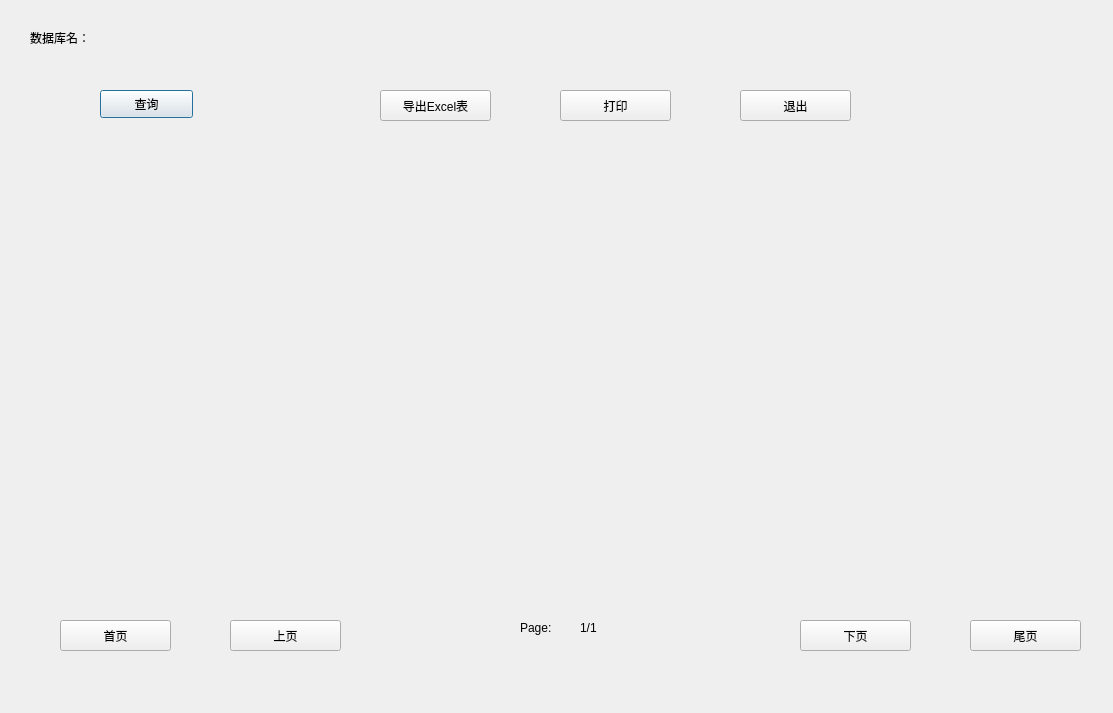
Old version of the form UI_ProductionData.ui in the repository FSPengchen/Steel_FixdLengthSystem.
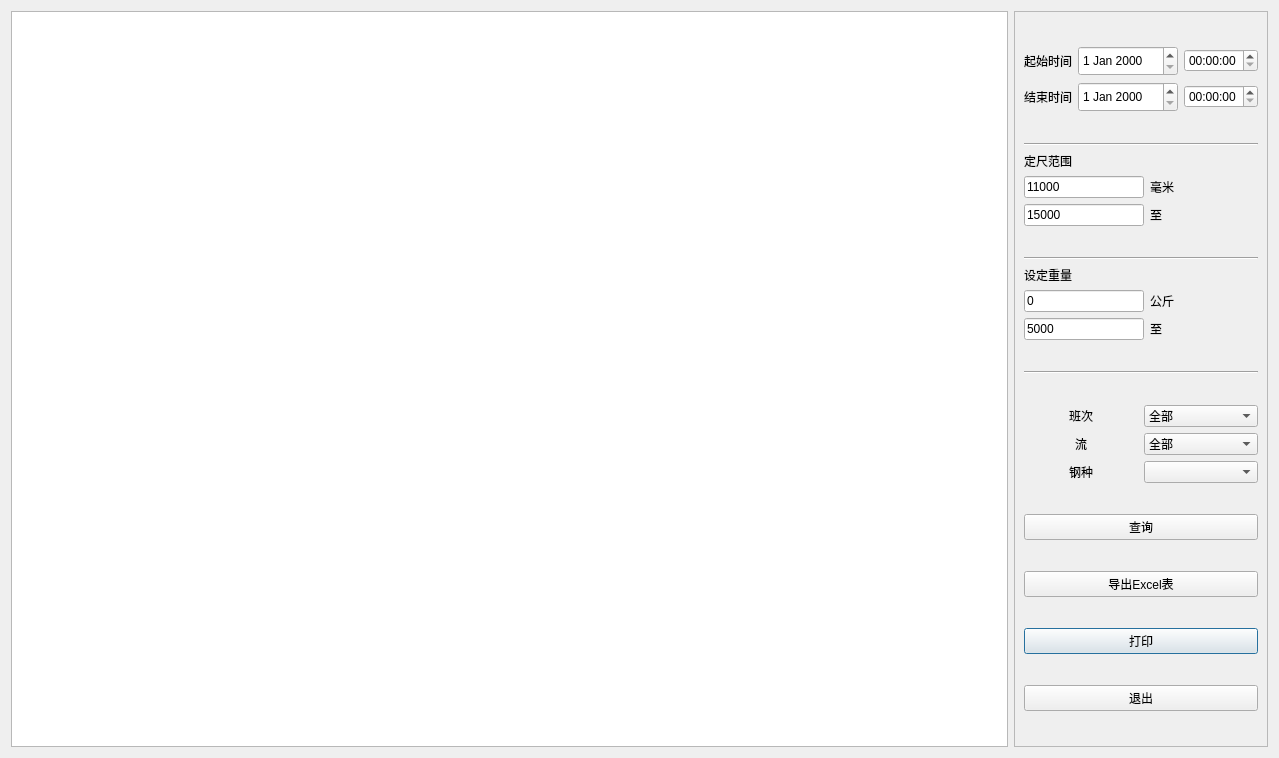
New version of the form.

```diff
--- a/UI_ProductionData.ui
+++ b/UI_ProductionData.ui
@@ -6,156 +6,412 @@
    <rect>
     <x>0</x>
     <y>0</y>
-    <width>1113</width>
-    <height>713</height>
+    <width>1279</width>
+    <height>758</height>
    </rect>
   </property>
   <property name="windowTitle">
    <string>生产数据管理对话框</string>
   </property>
-  <widget class="QLabel" name="label">
-   <property name="geometry">
-    <rect>
-     <x>30</x>
-     <y>30</y>
-     <width>72</width>
-     <height>15</height>
-    </rect>
-   </property>
-   <property name="text">
-    <string>数据库名：</string>
-   </property>
-  </widget>
-  <widget class="QPushButton" name="Btn_Query">
-   <property name="geometry">
-    <rect>
-     <x>100</x>
-     <y>90</y>
-     <width>93</width>
-     <height>28</height>
-    </rect>
-   </property>
-   <property name="text">
-    <string>查询</string>
-   </property>
-  </widget>
-  <widget class="QPushButton" name="pushButton_2">
-   <property name="geometry">
-    <rect>
-     <x>380</x>
-     <y>90</y>
-     <width>111</width>
-     <height>31</height>
-    </rect>
-   </property>
-   <property name="text">
-    <string>导出Excel表</string>
-   </property>
-  </widget>
-  <widget class="QPushButton" name="pushButton_3">
-   <property name="geometry">
-    <rect>
-     <x>560</x>
-     <y>90</y>
-     <width>111</width>
-     <height>31</height>
-    </rect>
-   </property>
-   <property name="text">
-    <string>打印</string>
-   </property>
-  </widget>
-  <widget class="QPushButton" name="Btn_Exit">
-   <property name="geometry">
-    <rect>
-     <x>740</x>
-     <y>90</y>
-     <width>111</width>
-     <height>31</height>
-    </rect>
-   </property>
-   <property name="text">
-    <string>退出</string>
-   </property>
-  </widget>
-  <widget class="QPushButton" name="pushButton_5">
-   <property name="geometry">
-    <rect>
-     <x>800</x>
-     <y>620</y>
-     <width>111</width>
-     <height>31</height>
-    </rect>
-   </property>
-   <property name="text">
-    <string>下页</string>
-   </property>
-  </widget>
-  <widget class="QPushButton" name="pushButton_6">
-   <property name="geometry">
-    <rect>
-     <x>970</x>
-     <y>620</y>
-     <width>111</width>
-     <height>31</height>
-    </rect>
-   </property>
-   <property name="text">
-    <string>尾页</string>
-   </property>
-  </widget>
-  <widget class="QPushButton" name="pushButton_7">
-   <property name="geometry">
-    <rect>
-     <x>230</x>
-     <y>620</y>
-     <width>111</width>
-     <height>31</height>
-    </rect>
-   </property>
-   <property name="text">
-    <string>上页</string>
-   </property>
-  </widget>
-  <widget class="QPushButton" name="pushButton_8">
-   <property name="geometry">
-    <rect>
-     <x>60</x>
-     <y>620</y>
-     <width>111</width>
-     <height>31</height>
-    </rect>
-   </property>
-   <property name="text">
-    <string>首页</string>
-   </property>
-  </widget>
-  <widget class="QLabel" name="label_2">
-   <property name="geometry">
-    <rect>
-     <x>520</x>
-     <y>620</y>
-     <width>51</width>
-     <height>16</height>
-    </rect>
-   </property>
-   <property name="text">
-    <string>Page:</string>
-   </property>
-  </widget>
-  <widget class="QLabel" name="label_3">
-   <property name="geometry">
-    <rect>
-     <x>580</x>
-     <y>620</y>
-     <width>41</width>
-     <height>16</height>
-    </rect>
-   </property>
-   <property name="text">
-    <string>1/1</string>
-   </property>
-  </widget>
+  <layout class="QHBoxLayout" name="horizontalLayout_2">
+   <item>
+    <layout class="QHBoxLayout" name="horizontalLayout">
+     <item>
+      <widget class="QTableWidget" name="TaW_ProductionData">
+       <property name="sizePolicy">
+        <sizepolicy hsizetype="Expanding" vsizetype="Expanding">
+         <horstretch>5</horstretch>
+         <verstretch>0</verstretch>
+        </sizepolicy>
+       </property>
+      </widget>
+     </item>
+     <item>
+      <widget class="QFrame" name="frame">
+       <property name="sizePolicy">
+        <sizepolicy hsizetype="Preferred" vsizetype="Preferred">
+         <horstretch>1</horstretch>
+         <verstretch>0</verstretch>
+        </sizepolicy>
+       </property>
+       <property name="frameShape">
+        <enum>QFrame::StyledPanel</enum>
+       </property>
+       <property name="frameShadow">
+        <enum>QFrame::Raised</enum>
+       </property>
+       <layout class="QGridLayout" name="gridLayout_5">
+        <item row="8" column="0">
+         <widget class="QPushButton" name="Btn_PrintSupport">
+          <property name="text">
+           <string>打印</string>
+          </property>
+         </widget>
+        </item>
+        <item row="3" column="0">
+         <widget class="Line" name="line_3">
+          <property name="orientation">
+           <enum>Qt::Horizontal</enum>
+          </property>
+         </widget>
+        </item>
+        <item row="1" column="0">
+         <layout class="QGridLayout" name="gridLayout_2">
+          <item row="4" column="1">
+           <widget class="QLabel" name="label_18">
+            <property name="text">
+             <string>至</string>
+            </property>
+           </widget>
+          </item>
+          <item row="3" column="1">
+           <widget class="QLabel" name="label">
+            <property name="text">
+             <string>毫米</string>
+            </property>
+           </widget>
+          </item>
+          <item row="4" column="0">
+           <widget class="QLineEdit" name="Lne_LengRangeTo">
+            <property name="sizePolicy">
+             <sizepolicy hsizetype="Expanding" vsizetype="Maximum">
+              <horstretch>0</horstretch>
+              <verstretch>0</verstretch>
+             </sizepolicy>
+            </property>
+            <property name="maximumSize">
+             <size>
+              <width>120</width>
+              <height>16777215</height>
+             </size>
+            </property>
+            <property name="text">
+             <string>15000</string>
+            </property>
+           </widget>
+          </item>
+          <item row="1" column="0">
+           <widget class="QLabel" name="label_13">
+            <property name="sizePolicy">
+             <sizepolicy hsizetype="Preferred" vsizetype="Fixed">
+              <horstretch>0</horstretch>
+              <verstretch>0</verstretch>
+             </sizepolicy>
+            </property>
+            <property name="minimumSize">
+             <size>
+              <width>30</width>
+              <height>1</height>
+             </size>
+            </property>
+            <property name="text">
+             <string>定尺范围</string>
+            </property>
+            <property name="buddy">
+             <cstring>Lne_LengRangeFrom</cstring>
+            </property>
+           </widget>
+          </item>
+          <item row="3" column="0">
+           <widget class="QLineEdit" name="Lne_LengRangeFrom">
+            <property name="sizePolicy">
+             <sizepolicy hsizetype="Expanding" vsizetype="Maximum">
+              <horstretch>0</horstretch>
+              <verstretch>0</verstretch>
+             </sizepolicy>
+            </property>
+            <property name="maximumSize">
+             <size>
+              <width>120</width>
+              <height>16777215</height>
+             </size>
+            </property>
+            <property name="text">
+             <string>11000</string>
+            </property>
+           </widget>
+          </item>
+          <item row="0" column="0" colspan="2">
+           <widget class="Line" name="line">
+            <property name="orientation">
+             <enum>Qt::Horizontal</enum>
+            </property>
+           </widget>
+          </item>
+         </layout>
+        </item>
+        <item row="0" column="0">
+         <layout class="QGridLayout" name="gridLayout">
+          <item row="0" column="0">
+           <widget class="QLabel" name="label_16">
+            <property name="text">
+             <string>起始时间</string>
+            </property>
+            <property name="alignment">
+             <set>Qt::AlignCenter</set>
+            </property>
+           </widget>
+          </item>
+          <item row="0" column="1">
+           <widget class="QDateEdit" name="Det_DateRangeFrom">
+            <property name="sizePolicy">
+             <sizepolicy hsizetype="Minimum" vsizetype="Minimum">
+              <horstretch>0</horstretch>
+              <verstretch>0</verstretch>
+             </sizepolicy>
+            </property>
+            <property name="minimumSize">
+             <size>
+              <width>100</width>
+              <height>30</height>
+             </size>
+            </property>
+           </widget>
+          </item>
+          <item row="1" column="0">
+           <widget class="QLabel" name="label_17">
+            <property name="text">
+             <string>结束时间</string>
+            </property>
+            <property name="alignment">
+             <set>Qt::AlignCenter</set>
+            </property>
+           </widget>
+          </item>
+          <item row="1" column="2">
+           <widget class="QTimeEdit" name="Tet_TimeRangeTo"/>
+          </item>
+          <item row="1" column="1">
+           <widget class="QDateEdit" name="Det_DateRangeTo">
+            <property name="sizePolicy">
+             <sizepolicy hsizetype="Minimum" vsizetype="Fixed">
+              <horstretch>0</horstretch>
+              <verstretch>0</verstretch>
+             </sizepolicy>
+            </property>
+            <property name="minimumSize">
+             <size>
+              <width>80</width>
+              <height>30</height>
+             </size>
+            </property>
+           </widget>
+          </item>
+          <item row="0" column="2">
+           <widget class="QTimeEdit" name="Tet_TimeRangeFrom"/>
+          </item>
+         </layout>
+        </item>
+        <item row="2" column="0">
+         <layout class="QGridLayout" name="gridLayout_4">
+          <item row="0" column="0" colspan="2">
+           <widget class="Line" name="line_2">
+            <property name="orientation">
+             <enum>Qt::Horizontal</enum>
+            </property>
+           </widget>
+          </item>
+          <item row="3" column="1">
+           <widget class="QLabel" name="label_19">
+            <property name="text">
+             <string>公斤</string>
+            </property>
+           </widget>
+          </item>
+          <item row="3" column="0">
+           <widget class="QLineEdit" name="Lne_SetWeightFrom">
+            <property name="sizePolicy">
+             <sizepolicy hsizetype="Expanding" vsizetype="Maximum">
+              <horstretch>0</horstretch>
+              <verstretch>0</verstretch>
+             </sizepolicy>
+            </property>
+            <property name="maximumSize">
+             <size>
+              <width>120</width>
+              <height>16777215</height>
+             </size>
+            </property>
+            <property name="layoutDirection">
+             <enum>Qt::LeftToRight</enum>
+            </property>
+            <property name="text">
+             <string>0</string>
+            </property>
+           </widget>
+          </item>
+          <item row="4" column="1">
+           <widget class="QLabel" name="label_4">
+            <property name="text">
+             <string>至</string>
+            </property>
+           </widget>
+          </item>
+          <item row="4" column="0">
+           <widget class="QLineEdit" name="Lne_SetWeightTo">
+            <property name="sizePolicy">
+             <sizepolicy hsizetype="Expanding" vsizetype="Maximum">
+              <horstretch>0</horstretch>
+              <verstretch>0</verstretch>
+             </sizepolicy>
+            </property>
+            <property name="maximumSize">
+             <size>
+              <width>120</width>
+              <height>16777215</height>
+             </size>
+            </property>
+            <property name="text">
+             <string>5000</string>
+            </property>
+           </widget>
+          </item>
+          <item row="2" column="0">
+           <widget class="QLabel" name="label_10">
+            <property name="sizePolicy">
+             <sizepolicy hsizetype="Preferred" vsizetype="Fixed">
+              <horstretch>0</horstretch>
+              <verstretch>0</verstretch>
+             </sizepolicy>
+            </property>
+            <property name="text">
+             <string>设定重量</string>
+            </property>
+            <property name="buddy">
+             <cstring>Lne_SetWeightFrom</cstring>
+            </property>
+           </widget>
+          </item>
+         </layout>
+        </item>
+        <item row="4" column="0">
+         <layout class="QGridLayout" name="gridLayout_3">
+          <item row="0" column="0">
+           <widget class="QLabel" name="label_7">
+            <property name="text">
+             <string>班次</string>
+            </property>
+            <property name="alignment">
+             <set>Qt::AlignCenter</set>
+            </property>
+           </widget>
+          </item>
+          <item row="0" column="1">
+           <widget class="QComboBox" name="cb_selectTeam">
+            <item>
+             <property name="text">
+              <string>全部</string>
+             </property>
+            </item>
+            <item>
+             <property name="text">
+              <string>甲班</string>
+             </property>
+            </item>
+            <item>
+             <property name="text">
+              <string>乙班</string>
+             </property>
+            </item>
+            <item>
+             <property name="text">
+              <string>丙班</string>
+             </property>
+            </item>
+            <item>
+             <property name="text">
+              <string>丁班</string>
+             </property>
+            </item>
+           </widget>
+          </item>
+          <item row="1" column="1">
+           <widget class="QComboBox" name="cb_selectFlow">
+            <item>
+             <property name="text">
+              <string>全部</string>
+             </property>
+            </item>
+            <item>
+             <property name="text">
+              <string>1</string>
+             </property>
+            </item>
+            <item>
+             <property name="text">
+              <string>2</string>
+             </property>
+            </item>
+            <item>
+             <property name="text">
+              <string>3</string>
+             </property>
+            </item>
+            <item>
+             <property name="text">
+              <string>4</string>
+             </property>
+            </item>
+           </widget>
+          </item>
+          <item row="1" column="0">
+           <widget class="QLabel" name="label_20">
+            <property name="text">
+             <string>流</string>
+            </property>
+            <property name="alignment">
+             <set>Qt::AlignCenter</set>
+            </property>
+           </widget>
+          </item>
+          <item row="2" column="0">
+           <widget class="QLabel" name="label_21">
+            <property name="text">
+             <string>钢种</string>
+            </property>
+            <property name="alignment">
+             <set>Qt::AlignCenter</set>
+            </property>
+           </widget>
+          </item>
+          <item row="2" column="1">
+           <widget class="QComboBox" name="cb_selectSteelType"/>
+          </item>
+         </layout>
+        </item>
+        <item row="7" column="0">
+         <widget class="QPushButton" name="pushButton_2">
+          <property name="text">
+           <string>导出Excel表</string>
+          </property>
+         </widget>
+        </item>
+        <item row="9" column="0">
+         <widget class="QPushButton" name="pushButton_4">
+          <property name="text">
+           <string>退出</string>
+          </property>
+         </widget>
+        </item>
+        <item row="6" column="0">
+         <widget class="QPushButton" name="Btn_Query">
+          <property name="sizePolicy">
+           <sizepolicy hsizetype="Minimum" vsizetype="Fixed">
+            <horstretch>0</horstretch>
+            <verstretch>0</verstretch>
+           </sizepolicy>
+          </property>
+          <property name="text">
+           <string>查询</string>
+          </property>
+         </widget>
+        </item>
+       </layout>
+      </widget>
+     </item>
+    </layout>
+   </item>
+  </layout>
  </widget>
  <resources/>
  <connections/>
```
Left out of the diff: 14 changed lines with no effect on the pictures.
